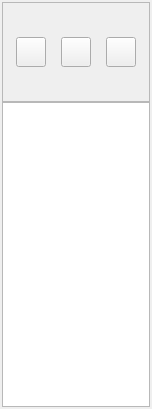
Old version of the form src/qwidget/workspace/tool_bar/tool_bar.ui in the repository creeper5820/pcs.
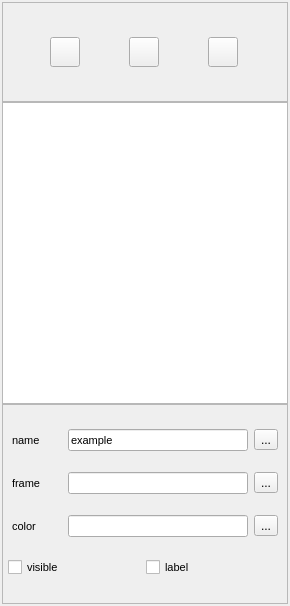
New version of the form.

Commit message: develop: cloud editor

What changed in the file:
```diff
--- a/src/qwidget/workspace/tool_bar/tool_bar.ui
+++ b/src/qwidget/workspace/tool_bar/tool_bar.ui
@@ -12,13 +12,13 @@
    <rect>
     <x>0</x>
     <y>0</y>
-    <width>152</width>
-    <height>409</height>
+    <width>290</width>
+    <height>606</height>
    </rect>
   </property>
   <property name="maximumSize">
    <size>
-    <width>200</width>
+    <width>300</width>
     <height>16777215</height>
    </size>
   </property>
@@ -34,7 +34,7 @@
   <property name="locale">
    <locale language="Chinese" country="China"/>
   </property>
-  <layout class="QVBoxLayout" name="verticalLayout_3" stretch="0,1">
+  <layout class="QVBoxLayout" name="verticalLayout_3" stretch="0,1,0">
    <property name="spacing">
     <number>0</number>
    </property>
@@ -91,6 +91,12 @@
       </property>
       <item>
        <layout class="QHBoxLayout" name="horizontalLayout">
+        <property name="spacing">
+         <number>2</number>
+        </property>
+        <property name="sizeConstraint">
+         <enum>QLayout::SetDefaultConstraint</enum>
+        </property>
         <item>
          <widget class="QPushButton" name="button_load">
           <property name="maximumSize">
@@ -151,6 +157,250 @@
      </property>
     </widget>
    </item>
+   <item>
+    <widget class="QFrame" name="editor_frame">
+     <property name="minimumSize">
+      <size>
+       <width>0</width>
+       <height>200</height>
+      </size>
+     </property>
+     <property name="frameShape">
+      <enum>QFrame::StyledPanel</enum>
+     </property>
+     <property name="frameShadow">
+      <enum>QFrame::Raised</enum>
+     </property>
+     <layout class="QHBoxLayout" name="horizontalLayout_10">
+      <property name="spacing">
+       <number>0</number>
+      </property>
+      <property name="leftMargin">
+       <number>5</number>
+      </property>
+      <property name="topMargin">
+       <number>5</number>
+      </property>
+      <property name="rightMargin">
+       <number>5</number>
+      </property>
+      <property name="bottomMargin">
+       <number>5</number>
+      </property>
+      <item>
+       <widget class="QWidget" name="editor" native="true">
+        <layout class="QVBoxLayout" name="verticalLayout_2" stretch="0,0,0,0,0">
+         <property name="spacing">
+          <number>2</number>
+         </property>
+         <property name="leftMargin">
+          <number>0</number>
+         </property>
+         <property name="topMargin">
+          <number>0</number>
+         </property>
+         <property name="rightMargin">
+          <number>0</number>
+         </property>
+         <property name="bottomMargin">
+          <number>0</number>
+         </property>
+         <item>
+          <layout class="QHBoxLayout" name="horizontalLayout_2">
+           <property name="spacing">
+            <number>2</number>
+           </property>
+           <item>
+            <widget class="QLabel" name="label_3">
+             <property name="minimumSize">
+              <size>
+               <width>50</width>
+               <height>0</height>
+              </size>
+             </property>
+             <property name="maximumSize">
+              <size>
+               <width>50</width>
+               <height>16777215</height>
+              </size>
+             </property>
+             <property name="font">
+              <font>
+               <pointsize>8</pointsize>
+              </font>
+             </property>
+             <property name="text">
+              <string>name</string>
+             </property>
+            </widget>
+           </item>
+           <item>
+            <widget class="QLineEdit" name="cloud_name">
+             <property name="maximumSize">
+              <size>
+               <width>180</width>
+               <height>16777215</height>
+              </size>
+             </property>
+             <property name="font">
+              <font>
+               <pointsize>8</pointsize>
+              </font>
+             </property>
+             <property name="text">
+              <string>example</string>
+             </property>
+            </widget>
+           </item>
+           <item>
+            <widget class="QToolButton" name="toolButton">
+             <property name="text">
+              <string>...</string>
+             </property>
+            </widget>
+           </item>
+          </layout>
+         </item>
+         <item>
+          <layout class="QHBoxLayout" name="horizontalLayout_3">
+           <property name="spacing">
+            <number>2</number>
+           </property>
+           <item>
+            <widget class="QLabel" name="label">
+             <property name="minimumSize">
+              <size>
+               <width>50</width>
+               <height>0</height>
+              </size>
+             </property>
+             <property name="maximumSize">
+              <size>
+               <width>50</width>
+               <height>16777215</height>
+              </size>
+             </property>
+             <property name="font">
+              <font>
+               <pointsize>8</pointsize>
+              </font>
+             </property>
+             <property name="text">
+              <string>frame</string>
+             </property>
+            </widget>
+           </item>
+           <item>
+            <widget class="QLineEdit" name="cloud_frame">
+             <property name="maximumSize">
+              <size>
+               <width>180</width>
+               <height>16777215</height>
+              </size>
+             </property>
+            </widget>
+           </item>
+           <item>
+            <widget class="QToolButton" name="toolButton_3">
+             <property name="text">
+              <string>...</string>
+             </property>
+            </widget>
+           </item>
+          </layout>
+         </item>
+         <item>
+          <layout class="QHBoxLayout" name="horizontalLayout_11">
+           <property name="spacing">
+            <number>2</number>
+           </property>
+           <item>
+            <widget class="QLabel" name="label_4">
+             <property name="minimumSize">
+              <size>
+               <width>50</width>
+               <height>0</height>
+              </size>
+             </property>
+             <property name="maximumSize">
+              <size>
+               <width>50</width>
+               <height>16777215</height>
+              </size>
+             </property>
+             <property name="font">
+              <font>
+               <pointsize>8</pointsize>
+              </font>
+             </property>
+             <property name="text">
+              <string>color</string>
+             </property>
+            </widget>
+           </item>
+           <item>
+            <widget class="QLineEdit" name="cloud_color">
+             <property name="maximumSize">
+              <size>
+               <width>180</width>
+               <height>16777215</height>
+              </size>
+             </property>
+            </widget>
+           </item>
+           <item>
+            <widget class="QToolButton" name="toolButton_4">
+             <property name="text">
+              <string>...</string>
+             </property>
+            </widget>
+           </item>
+          </layout>
+         </item>
+         <item>
+          <layout class="QHBoxLayout" name="horizontalLayout_4">
+           <property name="spacing">
+            <number>2</number>
+           </property>
+           <item>
+            <widget class="QCheckBox" name="cloud_visible">
+             <property name="font">
+              <font>
+               <pointsize>8</pointsize>
+              </font>
+             </property>
+             <property name="text">
+              <string>visible</string>
+             </property>
+            </widget>
+           </item>
+           <item>
+            <widget class="QCheckBox" name="cloud_label">
+             <property name="font">
+              <font>
+               <pointsize>8</pointsize>
+              </font>
+             </property>
+             <property name="text">
+              <string>label</string>
+             </property>
+            </widget>
+           </item>
+          </layout>
+         </item>
+         <item>
+          <layout class="QHBoxLayout" name="horizontalLayout_5">
+           <property name="spacing">
+            <number>2</number>
+           </property>
+          </layout>
+         </item>
+        </layout>
+       </widget>
+      </item>
+     </layout>
+    </widget>
+   </item>
   </layout>
  </widget>
  <resources/>
```
Left out of the diff: 9 changed lines with no effect on the pictures. The commit also changes 16 other files.
